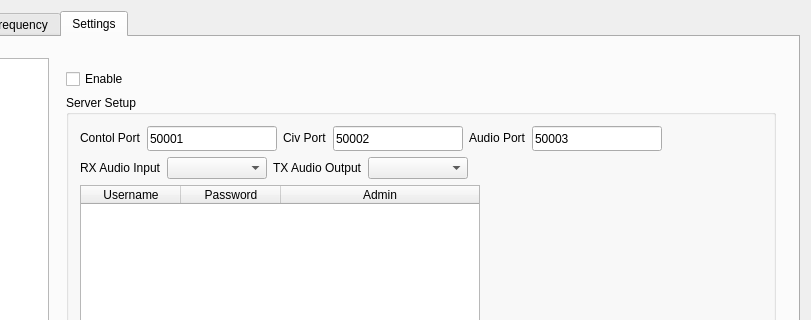
Old version of the form wfmain.ui in the repository adecarolis/wfweb; both pictures show x 135 to 946 and y 0 to 320 of the 946 by 569 pixel window.
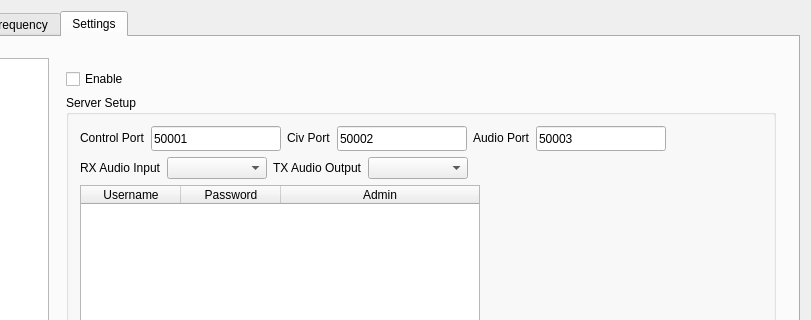
New version of the form. The open tabs and pages were chosen to show the change. Custom widgets are drawn as their Qt base class.

Diff of the .ui file:
```diff
--- a/wfmain.ui
+++ b/wfmain.ui
@@ -3099,7 +3099,7 @@
                         </size>
                        </property>
                        <property name="text">
-                        <string>Contol Port</string>
+                        <string>Control Port</string>
                        </property>
                       </widget>
                      </item>
```
Left out of the diff: 6 changed lines with no effect on the pictures.
